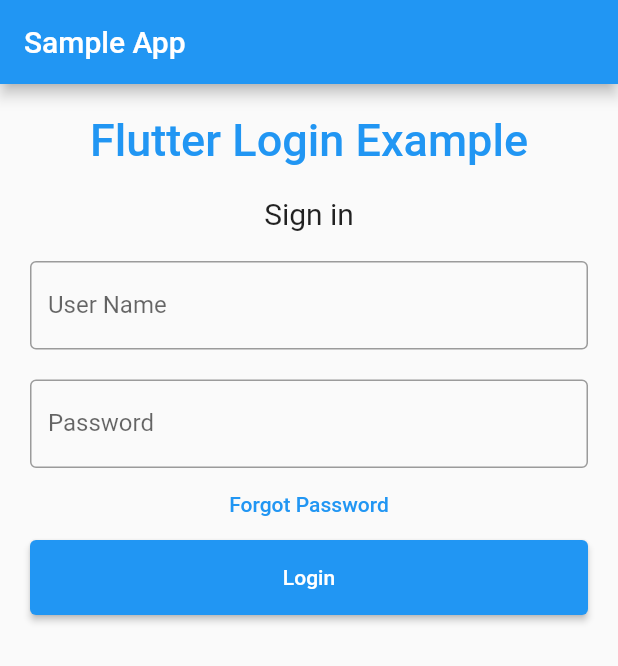
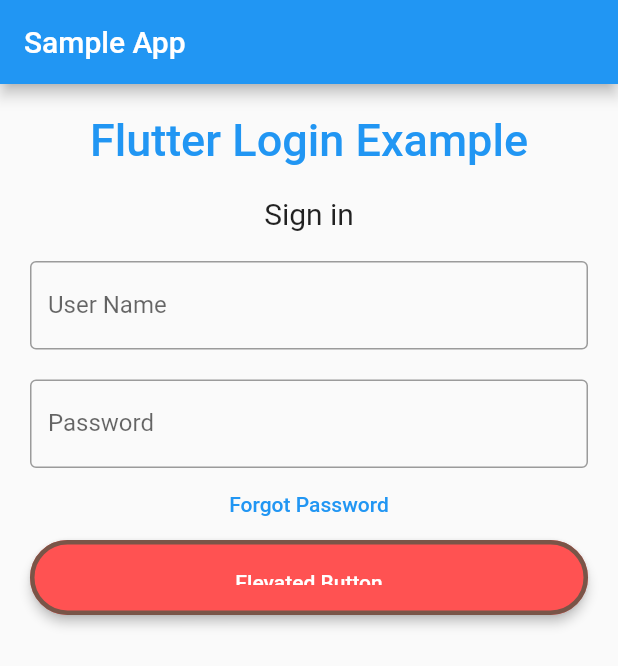
Before and after one commit to ohoodali/My-New-Flutter-, a Flutter app: the screen it shows after launch, on a phone screen of 412 x 824 dp. Shown: the top 666 px of the screen. Run offline on Flutter 3.47's test engine with Material 2 defaults, Android fonts, the phone set to English and light mode, and no system bars; missing offline and left inert: flutter_phone_direct_caller.

Commit message:
My Second

```diff
--- a/lib/main.dart
+++ b/lib/main.dart
@@ -76,25 +76,37 @@ class _MyStatefulWidgetState extends State<MyStatefulWidget> {
                 ),
               ),
             ),
-            TextButton(
-              onPressed: () {
-                //forgot password screen
-              },
-              child: const Text('Forgot Password',),
+            Container(
+              child: TextButton(
+                onPressed: () {
+                  //forgot password screen
+                },
+                child: const Text('Forgot Password',),
+              ),
             ),
             Container(
                 height: 50,
                 padding: const EdgeInsets.fromLTRB(10, 0, 10, 0),
                 child: ElevatedButton(
-                  child: const Text('Login'),
+                    style: ElevatedButton.styleFrom(
+                        primary: Colors.redAccent, //background color of button
+                        side: BorderSide(width:3, color:Colors.brown), //border width and color
+                        elevation: 3, //elevation of button
+                        shape: RoundedRectangleBorder( //to set border radius to button
+                            borderRadius: BorderRadius.circular(30)
+                        ),
+                        padding: EdgeInsets.all(20) //content padding inside button
+                    ),
                     onPressed: (){
-                      Navigator.push(context, MaterialPageRoute(builder: (BuildContext context){
-                        return MyPage();
-                      }));
+                      Navigator.push(
+                        context,
+                        MaterialPageRoute(builder: (context) => MyPage()),
+                      );//code to execute when this button is pressed.
+                    },
+                    child: Text("Elevated Button")
+                )
+            )
 
-                  },
-                )
-            ),
 
           ],
         ));
```
Also changed, not shown: lib/MyPage.dart (+6 -1 lines).
